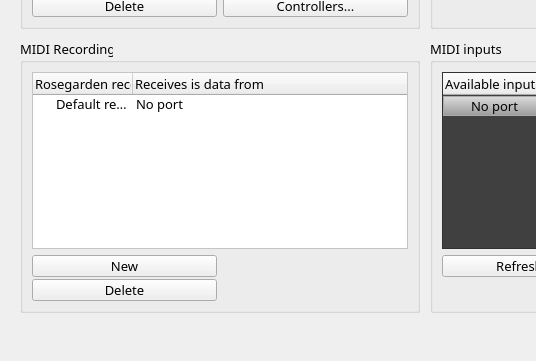
The window that src/gui/studio/DeviceManagerDialogUi.ui (nengxu/rosegarden) describes before a commit, drawn with Qt 5; both pictures show x 0 to 536 and y 264 to 625 of the 786 by 625 pixel window.
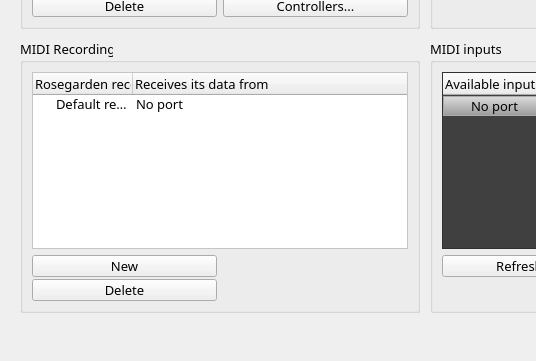
The same window after the commit. Icons and pictures are not drawn.

Commit message:
* fix typo pointed out by German translator
* fix up ts-stats somewhat (the big error was just having two variables
  transposed, DOH!)

* add the stats report to the ts targets for my convenience

The edit to the form file:
```diff
--- a/src/gui/studio/DeviceManagerDialogUi.ui
+++ b/src/gui/studio/DeviceManagerDialogUi.ui
@@ -704,7 +704,7 @@
           </column>
           <column>
            <property name="text">
-            <string>Receives is data from</string>
+            <string>Receives its data from</string>
            </property>
           </column>
           <item>
```
The commit also changes 2 other files.
